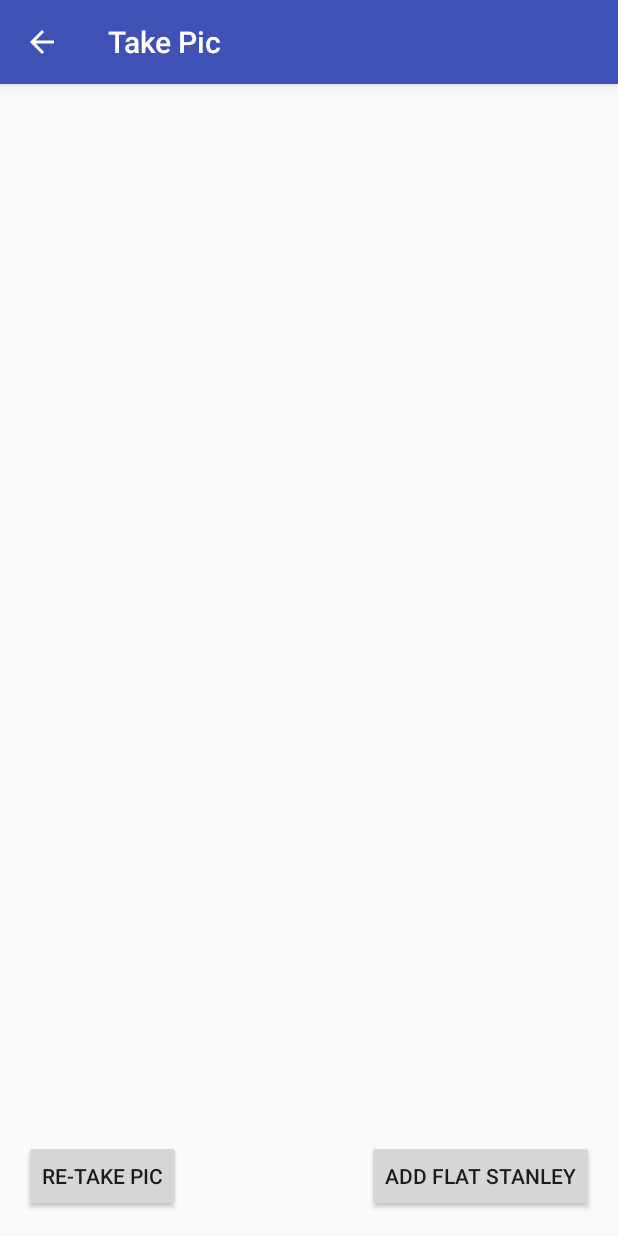
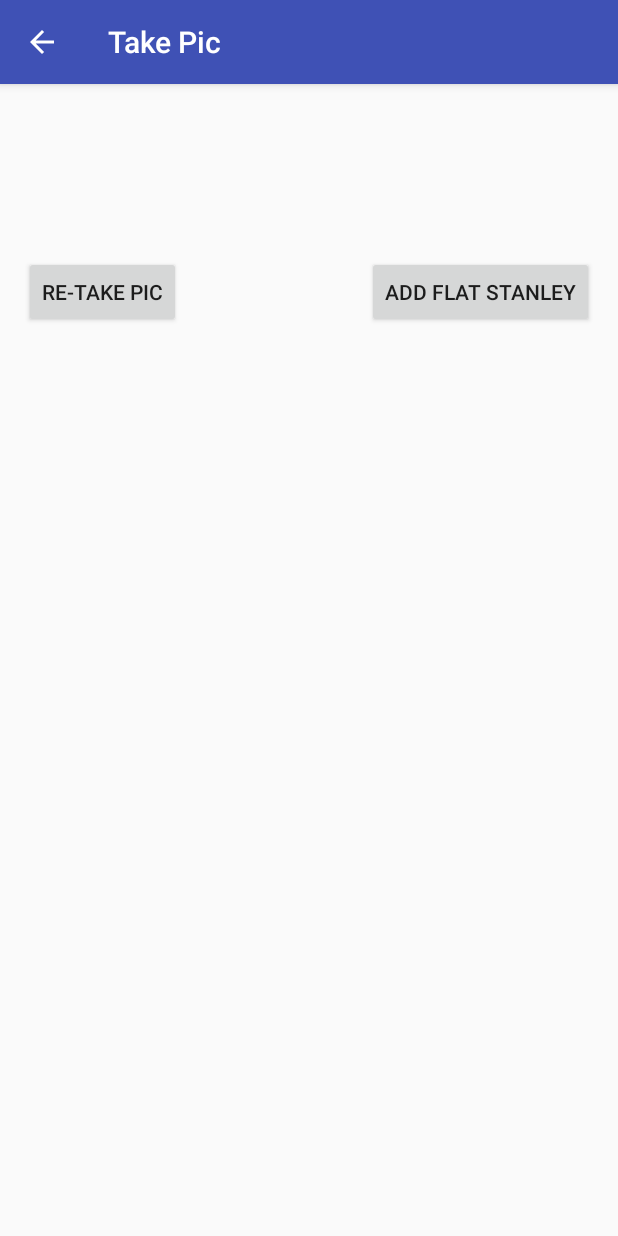
Before and after one commit to jshvarts/Capstone-Project, an Android app: the TakePicActivity screen opened directly, with no data from a screen before it, on a phone screen of 412 x 824 dp. Run offline under Robolectric (Android 15) with nearby library versions, the phone set to English and light mode, and no system bars; our stand-ins replace ButterKnife.

```diff
--- a/app/src/main/res/layout/take_pic.xml
+++ b/app/src/main/res/layout/take_pic.xml
@@ -1,5 +1,5 @@
 <?xml version="1.0" encoding="utf-8"?>
-<FrameLayout xmlns:android="http://schemas.android.com/apk/res/android"
+<LinearLayout xmlns:android="http://schemas.android.com/apk/res/android"
     xmlns:tools="http://schemas.android.com/tools"
     android:layout_width="match_parent"
     android:layout_height="match_parent"
@@ -7,16 +7,23 @@
     android:paddingLeft="@dimen/activity_horizontal_margin"
     android:paddingRight="@dimen/activity_horizontal_margin"
     android:paddingTop="@dimen/activity_vertical_margin"
+    android:orientation="vertical"
+    android:weightSum="1"
     tools:context=".activities.TakePicActivity">
 
     <ImageView
         android:id="@+id/pic_taken"
         android:layout_width="wrap_content"
-        android:layout_height="wrap_content"
-        android:scaleType="fitXY"
+        android:layout_height="0dp"
+        android:layout_weight=".8"
+        android:scaleType="centerInside"
         android:visibility="gone"
         android:layout_gravity="center_horizontal" />
 
+    <FrameLayout
+        android:layout_width="match_parent"
+        android:layout_height="0dp"
+        android:layout_weight=".2">
         <Button
             android:id="@+id/retakePicButton"
             android:layout_width="wrap_content"
@@ -30,5 +37,6 @@
             android:layout_height="wrap_content"
             android:text="add flat stanley"
             android:layout_gravity="bottom|right" />
+    </FrameLayout>
 
-</FrameLayout>
+</LinearLayout>
--- /dev/null
+++ b/app/src/main/res/values-land/view_settings.xml
@@ -0,0 +1,5 @@
+<?xml version="1.0" encoding="utf-8"?>
+<resources>
+    <integer name="pic_width_px">800</integer>
+    <integer name="pic_height_px">600</integer>
+</resources>
--- a/app/src/main/res/values/strings.xml
+++ b/app/src/main/res/values/strings.xml
@@ -1,3 +1,4 @@
+<?xml version="1.0" encoding="utf-8"?>
 <resources>
     <string name="app_name">Flat Stanley</string>
     <string name="screen_name_take_pic">Take Pic</string>
--- /dev/null
+++ b/app/src/main/res/values/view_settings.xml
@@ -0,0 +1,5 @@
+<?xml version="1.0" encoding="utf-8"?>
+<resources>
+    <integer name="pic_width_px">600</integer>
+    <integer name="pic_height_px">800</integer>
+</resources>
```
Also changed, not shown: app/src/main/java/com/jshvarts/flatstanley/activities/TakePicActivity.java (+23 -20 lines), 1 other file. Lines whose indentation alone changed are shown as unchanged.
